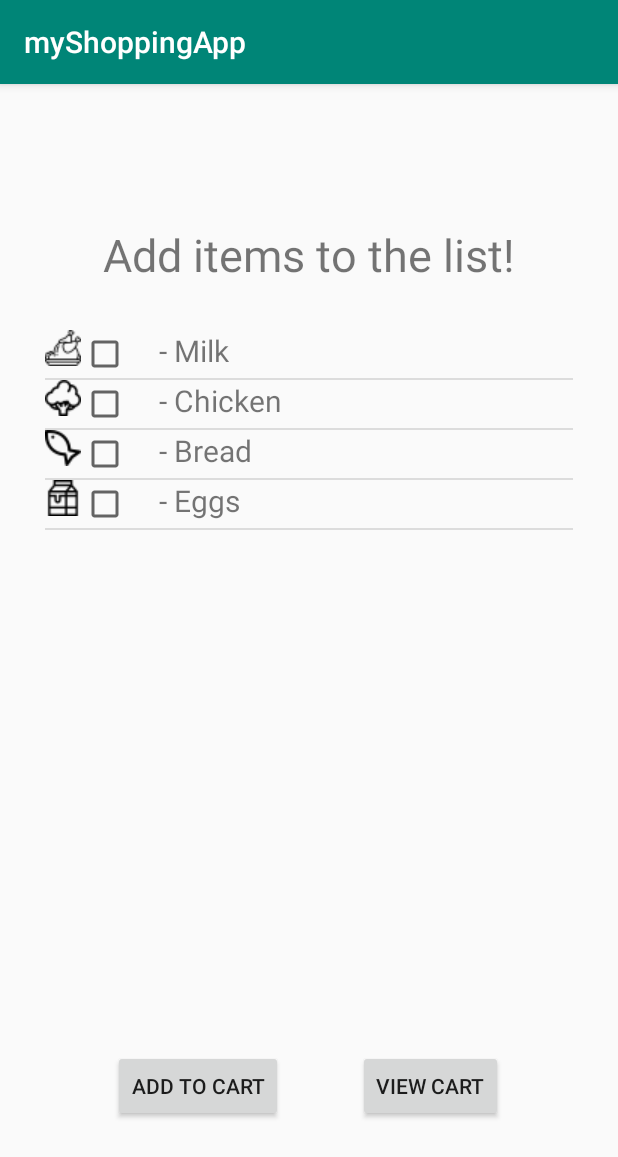
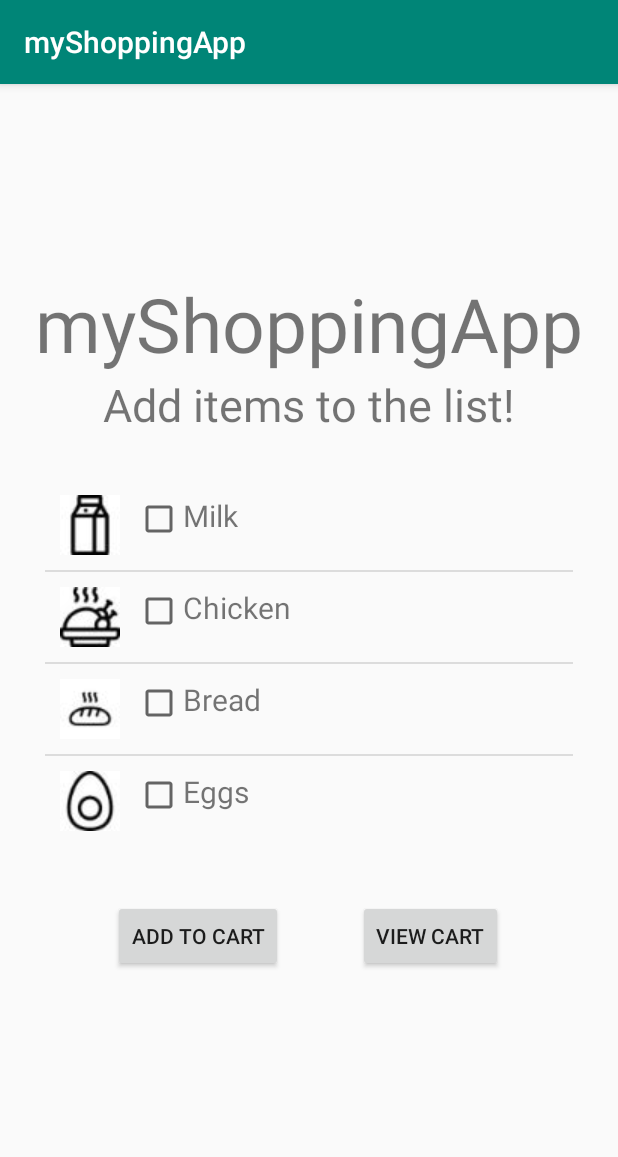
Before and after one commit to kewalg/CS541-proj4, an Android app: the screen it shows after launch (MenuActivity3), on a phone screen of 412 x 824 dp. Shown: the top 1157 px of the screen. Run offline under Robolectric (Android 15) with nearby library versions, the phone set to English and light mode, and no system bars.

Commit message:
updated ui elements

```diff
--- a/app/src/main/java/com/example/myshoppingapp/CustomAdapter.java
+++ b/app/src/main/java/com/example/myshoppingapp/CustomAdapter.java
@@ -13,7 +13,7 @@ import android.widget.Toast;
 import java.util.ArrayList;
 
 public class CustomAdapter extends BaseAdapter {
-    int[] images = {R.drawable.turkey, R.drawable.broccoli, R.drawable.fish, R.drawable.milk};
+    int[] images = {R.drawable.milk, R.drawable.chicken, R.drawable.bread, R.drawable.egg, R.drawable.broccoli, R.drawable.fish, R.drawable.beef, R.drawable.diet, R.drawable.cereal};
 
     private Context context;
     public static ArrayList<Model> modelArrayList;
--- a/app/src/main/java/com/example/myshoppingapp/MenuActivity3.java
+++ b/app/src/main/java/com/example/myshoppingapp/MenuActivity3.java
@@ -21,7 +21,7 @@ public class MenuActivity3 extends AppCompatActivity {
     private ArrayList<Model> modelArrayList;
     private CustomAdapter customAdapter;
     private Button btnselect, btndeselect, btnnext, btncart;
-    private String[] food_items = new String[]{"- Milk", "- Chicken", "- Bread", "- Eggs"};
+    private String[] food_items = new String[]{"Milk", "Chicken", "Bread", "Eggs", "Broccoli", "Salmon", "Ground Beef", "Mix Veggies", "Cereal"};
 
     @Override
     protected void onCreate(Bundle savedInstanceState) {
@@ -54,7 +54,7 @@ public class MenuActivity3 extends AppCompatActivity {
 
     private ArrayList<Model> getModel(boolean isSelect) {
         ArrayList<Model> list = new ArrayList<>();
-        for (int i = 0; i < 4; i++) {
+        for (int i = 0; i < 9; i++) {
 
             Model model = new Model();
             model.setSelected(isSelect);
--- a/app/src/main/res/layout/activity_final5.xml
+++ b/app/src/main/res/layout/activity_final5.xml
@@ -1,9 +1,9 @@
 <?xml version="1.0" encoding="utf-8"?>
-<androidx.constraintlayout.widget.ConstraintLayout xmlns:android="http://schemas.android.com/apk/res/android"
+<RelativeLayout xmlns:android="http://schemas.android.com/apk/res/android"
     xmlns:app="http://schemas.android.com/apk/res-auto"
     xmlns:tools="http://schemas.android.com/tools"
     android:layout_width="match_parent"
     android:layout_height="match_parent"
     tools:context=".FinalActivity5">
 
-</androidx.constraintlayout.widget.ConstraintLayout>
+</RelativeLayout>
--- a/app/src/main/res/layout/activity_menu3.xml
+++ b/app/src/main/res/layout/activity_menu3.xml
@@ -6,6 +6,15 @@
     android:layout_height="match_parent"
     tools:context=".MenuActivity3">
 
+
+    <TextView
+        android:id="@+id/tv_apptitle"
+        android:layout_width="wrap_content"
+        android:layout_height="wrap_content"
+        android:layout_above="@id/tv_title"
+        android:layout_centerHorizontal="true"
+        android:text="myShoppingApp"
+        android:textSize="50dp" />
 
     <TextView
         android:id="@+id/tv_title"
@@ -19,7 +28,7 @@
     <ListView
         android:id="@+id/lv"
         android:layout_width="match_parent"
-        android:layout_height="500dp"
+        android:layout_height="300dp"
         android:layout_centerInParent="true"
         android:padding="30dp"
         android:textAppearance="?android:attr/textAppearanceLarge" />
--- a/app/src/main/res/layout/listview_layout.xml
+++ b/app/src/main/res/layout/listview_layout.xml
@@ -3,36 +3,26 @@
     android:layout_width="match_parent"
     android:layout_height="match_parent"
     android:orientation="horizontal">
-    <!--
-    /*       <ImageView
-               android:id="@+id/img_row"
-               android:layout_width="wrap_content"
-               android:layout_height="wrap_content"
-               android:src="@drawable/ic_launcher_background" />
 
-           <TextView
-               android:id="@+id/txt_row"
-               android:layout_width="wrap_content"
-               android:layout_height="wrap_content"
-               android:layout_toRightOf="@id/img_row"
-               android:textSize="30dp" />
-        -->
     <CheckBox
         android:id="@+id/cb"
         android:layout_width="wrap_content"
         android:layout_height="wrap_content"
+        android:layout_marginTop="10dp"
         android:layout_toRightOf="@id/images" />
 
     <TextView
         android:id="@+id/animal"
         android:layout_width="wrap_content"
         android:layout_height="wrap_content"
-        android:layout_marginLeft="20dp"
+        android:layout_marginLeft="0dp"
+        android:layout_marginTop="10dp"
         android:layout_toRightOf="@id/cb"
         android:text="animal"
         android:textSize="20sp" />
 
     <ImageView
+        android:padding="10dp"
         android:id="@+id/images"
         android:layout_width="wrap_content"
         android:layout_height="wrap_content"
```
Also changed, not shown: app/src/main/java/com/example/myshoppingapp/CartActivity4.java (+6 -1 lines), app/src/main/res/layout/activity_cart4.xml (+10 -1 lines), app/src/main/res/drawable-v24/beef.jpg (added), app/src/main/res/drawable-v24/bread.jpg (added), app/src/main/res/drawable-v24/broccoli.jpg (added), app/src/main/res/drawable-v24/cereal.jpg (added), app/src/main/res/drawable-v24/chicken.jpg (added), app/src/main/res/drawable-v24/diet.jpg (added), app/src/main/res/drawable-v24/egg.jpg (added), app/src/main/res/drawable-v24/fish.jpg (added), app/src/main/res/drawable-v24/milk.jpg (added), app/src/main/res/drawable/broccoli.png (deleted), app/src/main/res/drawable/fish.png (deleted), app/src/main/res/drawable/milk.png (deleted), 1 more files.
